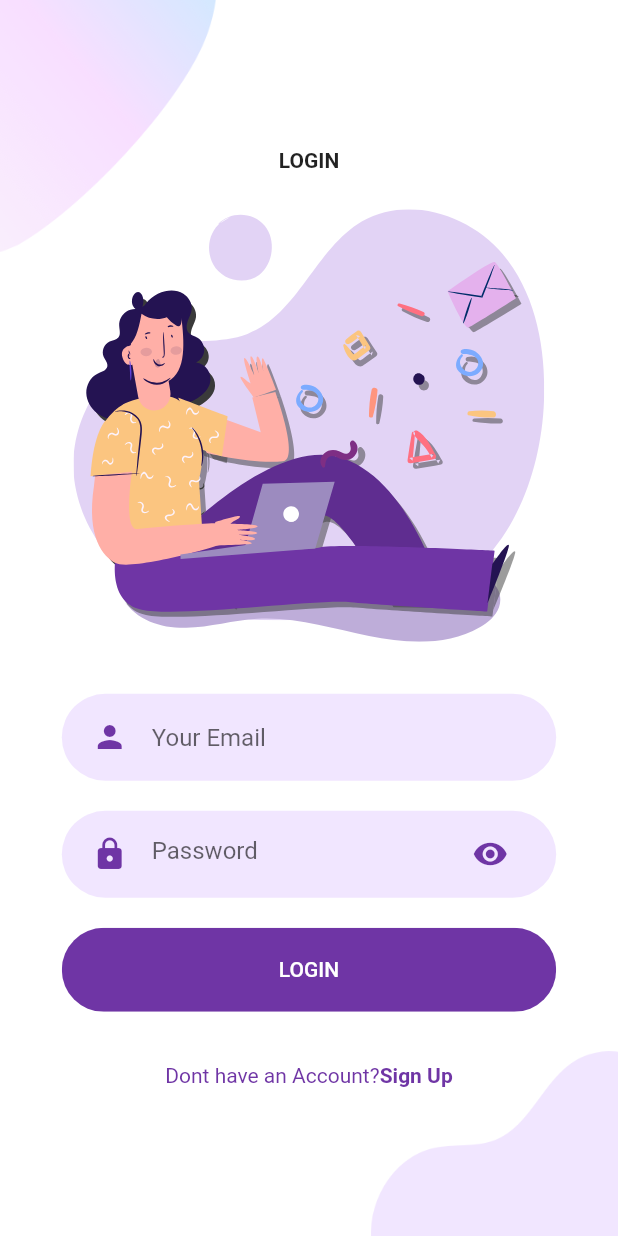
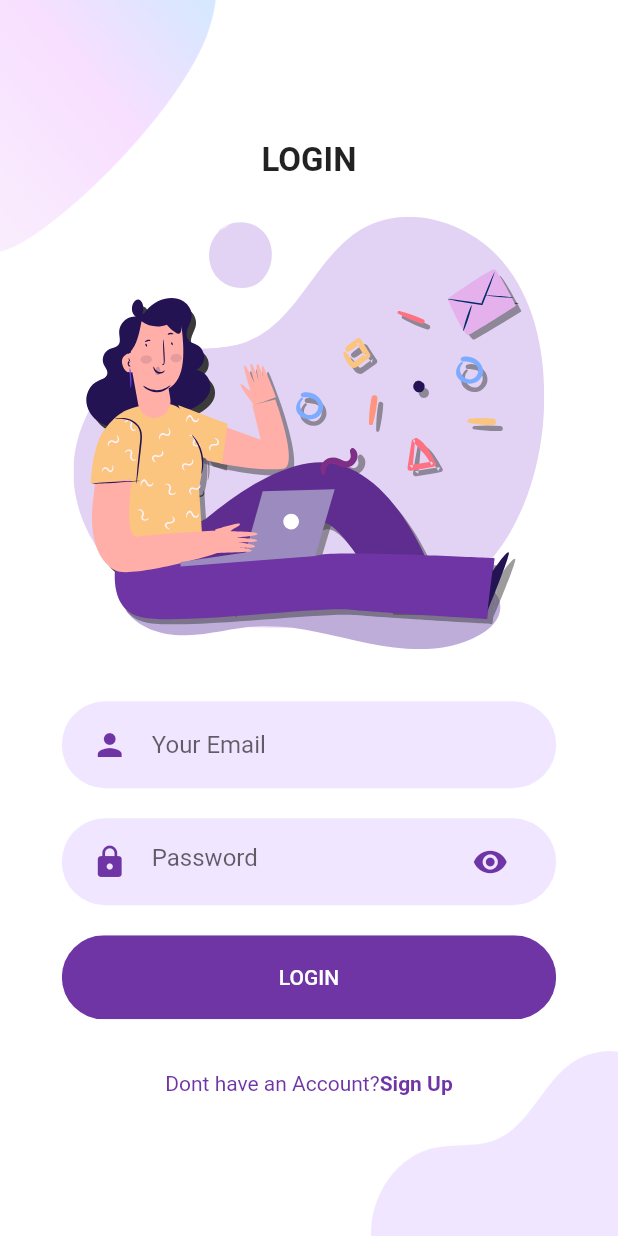
Before and after one commit to ALIRAZA17/MyLoginPage, a Flutter app: the screen it shows after launch, after a tap on "LOGIN", on a phone screen of 412 x 824 dp. Run offline on Flutter 3.47's test engine with Material 2 defaults, Android fonts, the phone set to English and light mode, and no system bars; our stand-ins replace flutter_svg.

Commit message:
Changed FontSizes

```diff
--- a/lib/Screens/Login/components/body.dart
+++ b/lib/Screens/Login/components/body.dart
@@ -1,7 +1,7 @@
 import 'package:flutter/material.dart';
-import 'package:flutter_auth/Screens/Loggedin_Page.dart';
-import 'package:flutter_auth/components/rounded_button.dart';
-import 'package:flutter_auth/constants.dart';
+import '../../../components/rounded_button.dart';
+import '../../../constants.dart';
+import '../../Loggedin_Page.dart';
 import 'package:flutter_svg/flutter_svg.dart';
 import './background.dart';
 
@@ -32,7 +32,7 @@ class _BodyState extends State<Body> {
           children: [
             const Text(
               'LOGIN',
-              style: TextStyle(fontWeight: FontWeight.bold),
+              style: TextStyle(fontWeight: FontWeight.bold, fontSize: 22),
             ),
             SizedBox(height: size.height * 0.03),
             SvgPicture.asset(
--- a/lib/Screens/Welcome/components/body.dart
+++ b/lib/Screens/Welcome/components/body.dart
@@ -16,10 +16,8 @@ class Body extends StatelessWidget {
           mainAxisAlignment: MainAxisAlignment.center,
           children: [
             const Text(
-              'Welcome to EDU',
-              style: TextStyle(
-                fontWeight: FontWeight.bold,
-              ),
+              'Welcome to Login Page',
+              style: TextStyle(fontWeight: FontWeight.bold, fontSize: 20),
             ),
             SizedBox(
               height: size.height * 0.03,
```
